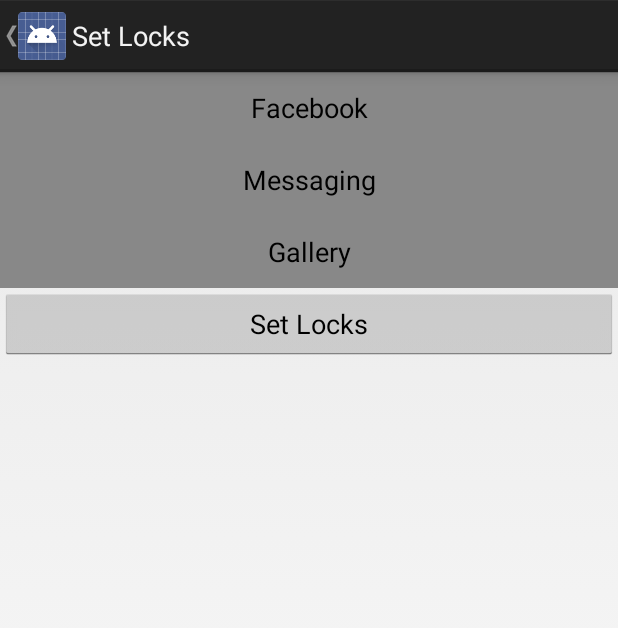
After one commit to mcrazy20/AppLock, an Android app: the setLocks screen opened directly, with no data from a screen before it, on a phone screen of 412 x 824 dp. The commit adds this screen. Shown: the top 628 px of the screen. Run offline under Robolectric (Android 15) with nearby library versions, the phone set to English and light mode, and no system bars.

Commit message:
Changed the set locks

```diff
--- a/app/src/main/AndroidManifest.xml
+++ b/app/src/main/AndroidManifest.xml
@@ -31,6 +31,12 @@
         <activity
             android:name=".changePin"
             android:label="Change Pin"
+            android:parentActivityName="com.example.j.applock.MainActivity">
+        </activity>
+
+        <activity
+            android:name=".setLocks"
+            android:label="Set Locks"
             android:parentActivityName="com.example.j.applock.MainActivity">
         </activity>
 
--- /dev/null
+++ b/app/src/main/java/com/example/j/applock/setLocks.java
@@ -0,0 +1,135 @@
+package com.example.j.applock;
+
+import android.app.Activity;
+import android.content.Context;
+import android.content.Intent;
+import android.content.SharedPreferences;
+import android.graphics.Color;
+import android.os.Bundle;
+import android.view.View;
+import android.widget.Button;
+
+/**
+ * Created by A.J on 11/30/2014.
+ */
+public class setLocks extends Activity {
+    public static boolean facebook;
+    public static boolean messaging;
+    public static boolean gallery;
+    public static String pin;
+
+    @Override
+    public void onCreate(Bundle savedInstanceState) {
+        super.onCreate(savedInstanceState);
+        setContentView(R.layout.set_locks);
+
+        SharedPreferences shared = this.getSharedPreferences("com.example.j.applock", Context.MODE_PRIVATE);
+        facebook = shared.getBoolean("facebook", false);
+        messaging = shared.getBoolean("messaging", false);
+        gallery = shared.getBoolean("gallery", false);
+        pin = shared.getString("pin", "1234");
+
+        Button b = (Button) findViewById(R.id.messaging);
+        if (messaging)
+        {
+            b.setBackgroundColor(Color.GREEN);
+        }
+        else
+        {
+            b.setBackgroundColor(Color.GRAY);
+        }
+        b = (Button) findViewById(R.id.gallery);
+        if (gallery)
+        {
+            b.setBackgroundColor(Color.GREEN);
+        }
+        else
+        {
+            b.setBackgroundColor(Color.GRAY);
+        }
+        b = (Button) findViewById(R.id.facebook);
+        if (facebook)
+        {
+            b.setBackgroundColor(Color.GREEN);
+        }
+        else
+        {
+            b.setBackgroundColor(Color.GRAY);
+        }
+
+        Intent intent = new Intent(this, launchDetection.class);
+        intent.putExtra("pin", pin);
+        startService(intent);
+        intent = new Intent(this, launchDetectionG.class);
+        intent.putExtra("pin", pin);
+        startService(intent);
+        intent = new Intent(this, launchDetectionF.class);
+        intent.putExtra("pin", pin);
+        startService(intent);
+    }
+
+    public void lockFacebook(View V)
+    {
+        facebook = !facebook;
+
+        final SharedPreferences shared = this.getSharedPreferences("com.example.j.applock", Context.MODE_PRIVATE);
+        SharedPreferences.Editor myEdit = shared.edit();
+        myEdit.putBoolean("facebook", facebook);
+        myEdit.commit();
+        Button b = (Button) findViewById(R.id.facebook);
+        if (facebook)
+        {
+            b.setBackgroundColor(Color.GREEN);
+        }
+        else
+        {
+            b.setBackgroundColor(Color.GRAY);
+        }
+    }
+    public void lockMessaging(View V)
+    {
+        messaging = !messaging;
+
+        final SharedPreferences shared = this.getSharedPreferences("com.example.j.applock", Context.MODE_PRIVATE);
+        SharedPreferences.Editor myEdit = shared.edit();
+        myEdit.putBoolean("messaging", messaging);
+        myEdit.commit();
+
+        Button b = (Button) findViewById(R.id.messaging);
+        if (messaging)
+        {
+            b.setBackgroundColor(Color.GREEN);
+        }
+        else
+        {
+            b.setBackgroundColor(Color.GRAY);
+        }
+    }
+    public void lockGallery(View V)
+    {
+        gallery = !gallery;
+
+        final SharedPreferences shared = this.getSharedPreferences("com.example.j.applock", Context.MODE_PRIVATE);
+        SharedPreferences.Editor myEdit = shared.edit();
+        myEdit.putBoolean("gallery", gallery);
+        myEdit.commit();
+
+        Button b = (Button) findViewById(R.id.gallery);
+        if (gallery)
+        {
+            b.setBackgroundColor(Color.GREEN);
+        }
+        else
+        {
+            b.setBackgroundColor(Color.GRAY);
+        }
+    }
+
+    public void setLock(View V)
+    {
+        Intent i = getBaseContext().getPackageManager()
+                .getLaunchIntentForPackage( getBaseContext().getPackageName() );
+        i.addFlags(Intent.FLAG_ACTIVITY_CLEAR_TOP);
+        startActivity(i);
+    }
+}
--- /dev/null
+++ b/app/src/main/res/layout/set_locks.xml
@@ -0,0 +1,41 @@
+<?xml version="1.0" encoding="utf-8"?>
+
+<LinearLayout xmlns:android="http://schemas.android.com/apk/res/android"
+    android:orientation="vertical" android:layout_width="match_parent"
+    android:layout_height="match_parent">
+
+    <Button
+        android:id="@+id/facebook"
+        android:layout_width="match_parent"
+        android:layout_height="wrap_content"
+        android:onClick="lockFacebook"
+        android:layout_below="@id/changePin"
+        android:text="Facebook"
+        />
+
+    <Button
+        android:id="@+id/messaging"
+        android:layout_width="match_parent"
+        android:layout_height="wrap_content"
+        android:onClick="lockMessaging"
+        android:layout_below="@id/facebook"
+        android:text="Messaging"
+        />
+
+    <Button
+        android:id="@+id/gallery"
+        android:layout_width="match_parent"
+        android:layout_height="wrap_content"
+        android:onClick="lockGallery"
+        android:layout_below="@id/messaging"
+        android:text="Gallery"
+        />
+
+    <Button
+        android:id="@+id/setLock"
+        android:layout_width="fill_parent"
+        android:layout_height="wrap_content"
+        android:layout_below="@id/gallery"
+        android:onClick="setLock"
+        android:text="Set Locks"/>
+</LinearLayout>
```
Also changed, not shown: app/src/main/java/com/example/j/applock/MainActivity.java (+35 -113 lines), app/src/main/res/layout/activity_main.xml (+1 -27 lines).
